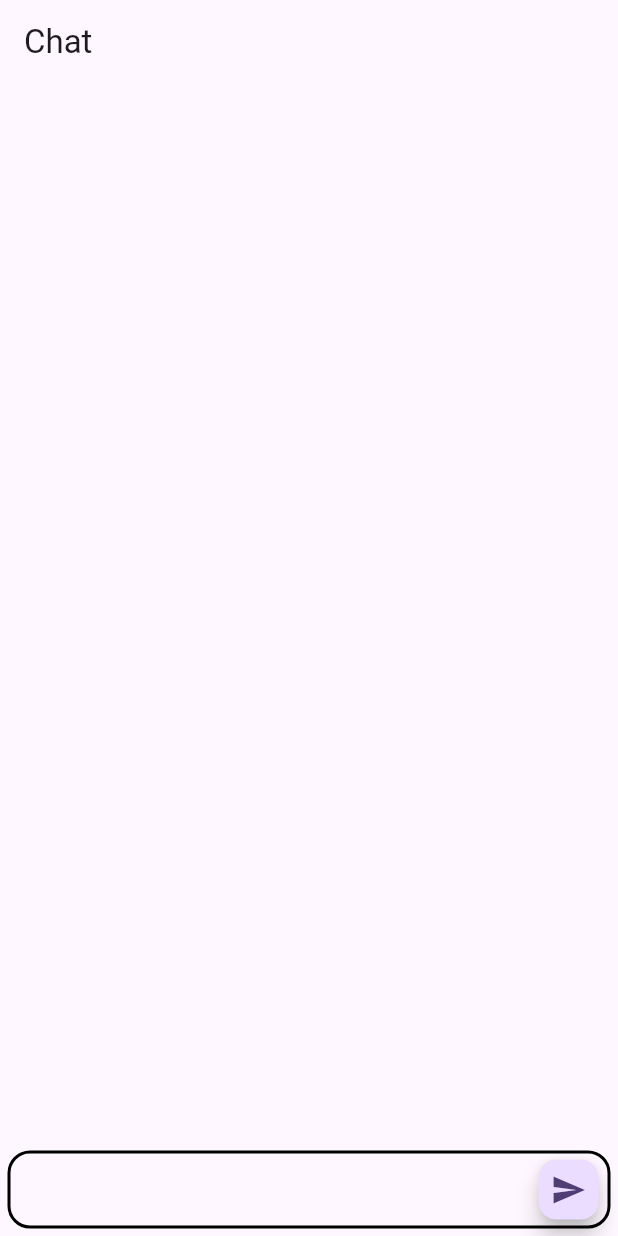
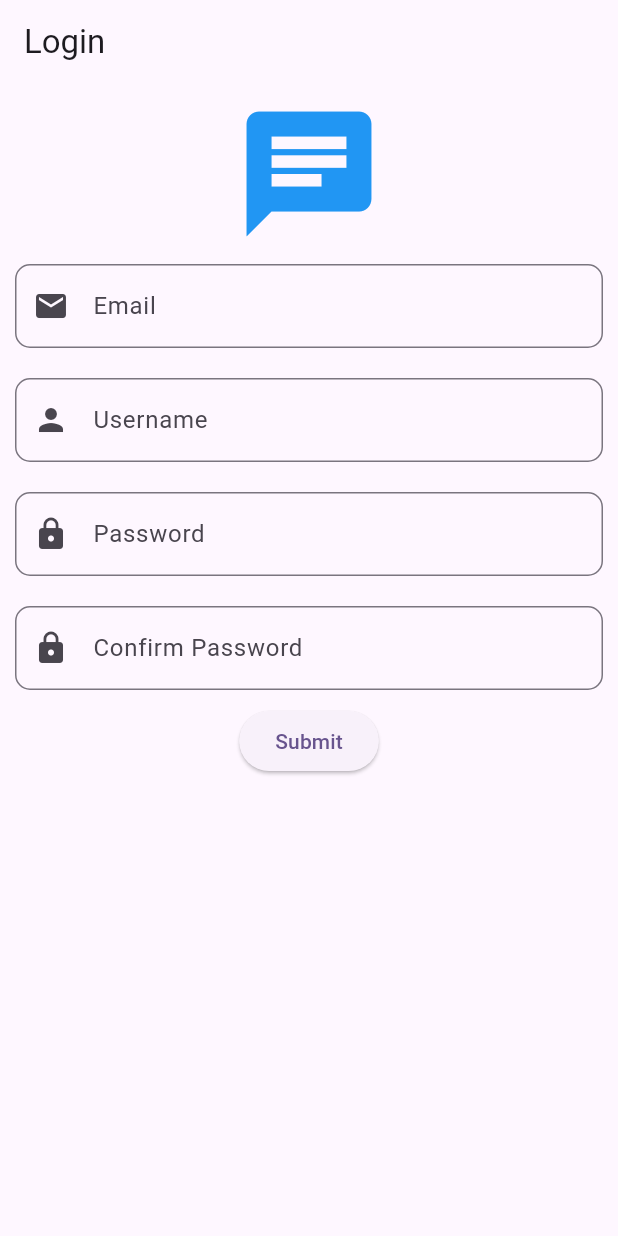
Before and after one commit to SuleimanBM/Realtime-Chat_Application, a Flutter app: the screen it shows after launch, on a phone screen of 412 x 824 dp. Run offline on Flutter 3.47's test engine with Material 3 defaults, Android fonts, the phone set to English and light mode, and no system bars; our stand-ins replace socket_io_client.

Commit message:
developed the login page

```diff
--- a/Backend(Node.js)/package.json
+++ b/Backend(Node.js)/package.json
@@ -11,9 +11,11 @@
   "license": "ISC",
   "description": "",
   "dependencies": {
+    "bcrypt": "^5.1.1",
     "dotenv": "^16.4.7",
     "express": "^4.21.2",
     "http-errors": "^2.0.0",
+    "jsonwebtoken": "^9.0.2",
     "mongoose": "^8.9.5",
     "socket.io": "^4.8.1"
   }
--- /dev/null
+++ b/frontend_flutter/lib/login_page.dart
@@ -0,0 +1,186 @@
+// ignore_for_file: unused_field, unused_import
+
+import 'package:flutter/material.dart';
+import 'package:http/http.dart' as http;
+import 'dart:convert';
+
+class LoginPage extends StatefulWidget {
+  const LoginPage({super.key});
+
+  @override
+  State<LoginPage> createState() => _LoginPageState();
+}
+
+class _LoginPageState extends State<LoginPage> {
+  final _formKey = GlobalKey<FormState>();
+
+  // TextEditingControllers
+  final _emailController = TextEditingController();
+  final _userNameController = TextEditingController();
+  final _passwordController = TextEditingController();
+  final _confirmPasswordController = TextEditingController();
+
+  @override
+  void dispose() {
+    // Dispose of the controllers to avoid memory leaks
+    _emailController.dispose();
+    _userNameController.dispose();
+    _passwordController.dispose();
+    _confirmPasswordController.dispose();
+    super.dispose();
+  }
+
+  @override
+  Widget build(BuildContext context) {
+    return Scaffold(
+      appBar: AppBar(
+        title: const Text("Login"),
+      ),
+      body: SingleChildScrollView(
+        child: Padding(
+          padding: const EdgeInsets.all(10),
+          child: Column(
+            mainAxisAlignment: MainAxisAlignment.center,
+            crossAxisAlignment: CrossAxisAlignment.stretch,
+            children: [
+              const Icon(Icons.chat, size: 100, color: Colors.blue),
+              Form(
+                key: _formKey,
+                child: Column(
+                  children: [
+                    // Email TextField
+                    Container(
+                      margin: const EdgeInsets.symmetric(vertical: 10),
+                      child: TextFormField(
+                        controller: _emailController,
+                        decoration: InputDecoration(
+                          prefixIcon: const Icon(Icons.email),
+                          labelText: "Email",
+                          border: OutlineInputBorder(
+                            borderRadius: BorderRadius.circular(10),
+                          ),
+                        ),
+                        validator: (value) {
+                          if (value == null || value.isEmpty) {
+                            return 'Please enter your email';
+                          }
+                          if (!RegExp(r'^[^@]+@[^@]+\.[^@]+').hasMatch(value)) {
+                            return 'Please enter a valid email';
+                          }
+                          return null;
+                        },
+                      ),
+                    ),
+
+                    // Username TextField
+                    Container(
+                      margin: const EdgeInsets.symmetric(vertical: 10),
+                      child: TextFormField(
+                        controller: _userNameController,
+                        decoration: InputDecoration(
+                          prefixIcon: const Icon(Icons.person),
+                          labelText: "Username",
+                          border: OutlineInputBorder(
+                            borderRadius: BorderRadius.circular(10),
+                          ),
+                        ),
+                        validator: (value) {
+                          if (value == null || value.isEmpty) {
+                            return 'Please enter your username';
+                          }
+                          if (value.length < 3) {
+                            return "Username must be at least 3 characters";
+                          }
+                          return null;
+                        },
+                      ),
+                    ),
+
+                    // Password TextField
+                    Container(
+                      margin: const EdgeInsets.symmetric(vertical: 10),
+                      child: TextFormField(
+                        controller: _passwordController,
+                        obscureText: true,
+                        decoration: InputDecoration(
+                          prefixIcon: const Icon(Icons.lock),
+                          labelText: "Password",
+                          border: OutlineInputBorder(
+                            borderRadius: BorderRadius.circular(10),
+                          ),
+                        ),
+                        validator: (value) {
+                          if (value == null || value.isEmpty) {
+                            return 'Please enter your password';
+                          }
+                          if (value.length < 6) {
+                            return 'Password must be at least 6 characters long';
+                          }
+                          return null;
+                        },
+                      ),
+                    ),
+
+                    // Confirm Password TextField
+                    Container(
+                      margin: const EdgeInsets.symmetric(vertical: 10),
+                      child: TextFormField(
+                        controller: _confirmPasswordController,
+                        obscureText: true,
+                        decoration: InputDecoration(
+                          prefixIcon: const Icon(Icons.lock),
+                          labelText: "Confirm Password",
+                          border: OutlineInputBorder(
+                            borderRadius: BorderRadius.circular(10),
+                          ),
+                        ),
+                        validator: (value) {
+                          if (value == null || value.isEmpty) {
+                            return 'Please confirm your password';
+                          }
+                          if (value != _passwordController.text) {
+                            return 'Passwords do not match';
+                          }
+                          return null;
+                        },
+                      ),
+                    ),
+
+                    // Submit Button
+                    ElevatedButton(
+                      onPressed: () {
+                        if (_formKey.currentState != null &&
+                            _formKey.currentState!.validate()) {
+                          final email = _emailController.text;
+                          final userName = _userNameController.text;
+
+                          // Show success dialog
+                          showDialog(
+                            context: context,
+                            builder: (context) => AlertDialog(
+                              title: const Text('Form Submitted'),
+                              content: Text('Name: $userName\nEmail: $email'),
+                            ),
+                          );
+                        } else {
+                          // Show a SnackBar for validation errors
+                          ScaffoldMessenger.of(context).showSnackBar(
+                            const SnackBar(
+                              content:
+                                  Text('Please fix the errors in the form'),
+                            ),
+                          );
+                        }
+                      },
+                      child: const Text('Submit'),
+                    ),
+                  ],
+                ),
+              ),
+            ],
+          ),
+        ),
+      ),
+    );
+  }
+}
--- a/frontend_flutter/lib/main.dart
+++ b/frontend_flutter/lib/main.dart
@@ -1,5 +1,6 @@
 import 'package:flutter/material.dart';
 import 'package:frontend_flutter/chat_page.dart';
+import 'package:frontend_flutter/login_page.dart';
 
 void main() {
   runApp(const MyApp());
@@ -32,7 +33,8 @@
         colorScheme: ColorScheme.fromSeed(seedColor: Colors.deepPurple),
         useMaterial3: true,
       ),
-      home: const Chatpage()
+      // home: const Chatpage()
+      home: const LoginPage()
     );
   }
 }
--- a/frontend_flutter/pubspec.yaml
+++ b/frontend_flutter/pubspec.yaml
@@ -37,6 +37,7 @@ dependencies:
   cupertino_icons: ^1.0.8
   intl: ^0.20.1
   socket_io_client: ^3.0.2
+  http: ^1.3.0
 
 dev_dependencies:
   flutter_test:
```
Also changed, not shown: Backend(Node.js)/package-lock.json, frontend_flutter/pubspec.lock, 10 other files.
